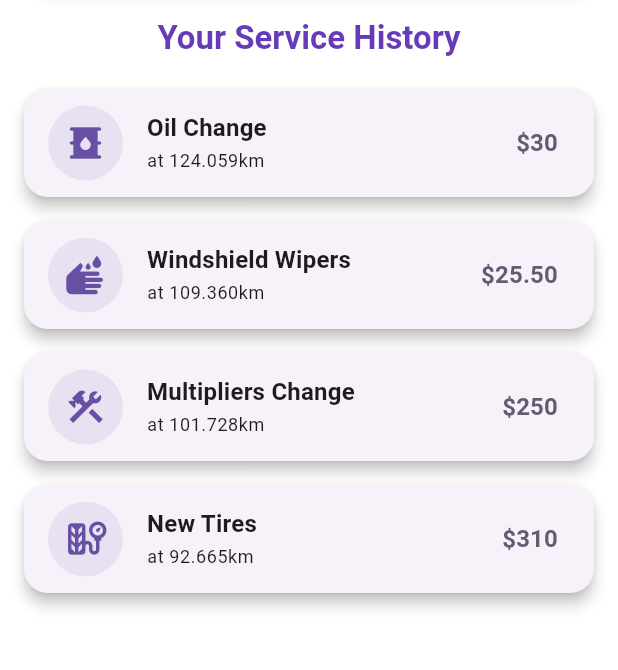
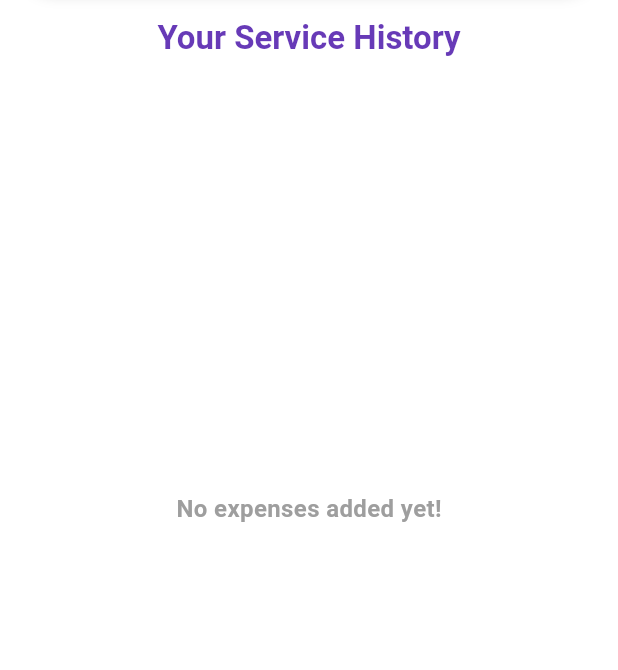
Before and after one commit to fotiskoutsikos/MyCarManager, a Flutter app: the PreviousCostsPage screen opened directly, on a phone screen of 412 x 824 dp, the part 307-977 px from its top. Run offline on Flutter 3.47's test engine with Material 3 defaults, Android fonts, the phone set to English and light mode, and no system bars; our stand-ins replace google_maps_flutter, location, shared_preferences; accounts and stored records are empty.

Commit message:
add new add_new_expense_page

```diff
--- /dev/null
+++ b/lib/data.dart
@@ -0,0 +1,4 @@
+library mycarmanager.data;
+
+// Global λίστα για τα έξοδα
+List<Map<String, dynamic>> expenses = [];
--- a/lib/previous_costs_page.dart
+++ b/lib/previous_costs_page.dart
@@ -1,4 +1,5 @@
 import 'package:flutter/material.dart';
+import 'data.dart'; // Εισαγωγή της λίστας
 
 class PreviousCostsPage extends StatelessWidget {
   const PreviousCostsPage({super.key});
@@ -63,19 +64,31 @@
 
           // List of Costs
           Expanded(
-            child: ListView(
-              padding: const EdgeInsets.symmetric(horizontal: 16),
-              children: [
-                buildCostItem(
-                    context, 'Oil Change', 'at 124.059km', '\$30', Icons.oil_barrel),
-                buildCostItem(
-                    context, 'Windshield Wipers', 'at 109.360km', '\$25.50', Icons.wash),
-                buildCostItem(context, 'Multipliers Change', 'at 101.728km', '\$250',
-                    Icons.construction),
-                buildCostItem(
-                    context, 'New Tires', 'at 92.665km', '\$310', Icons.tire_repair),
-              ],
-            ),
+            child: expenses.isEmpty
+                ? const Center(
+                    child: Text(
+                      'No expenses added yet!',
+                      style: TextStyle(
+                        fontSize: 16,
+                        fontWeight: FontWeight.bold,
+                        color: Colors.grey,
+                      ),
+                    ),
+                  )
+                : ListView.builder(
+                    padding: const EdgeInsets.symmetric(horizontal: 16),
+                    itemCount: expenses.length,
+                    itemBuilder: (context, index) {
+                      final expense = expenses[index];
+                      return buildCostItem(
+                        context,
+                        expense['type'] ?? 'Unknown',
+                        expense['description'] ?? 'No description',
+                        '\$${expense['amount'] ?? '0.0'}',
+                        Icons.attach_money,
+                      );
+                    },
+                  ),
           ),
         ],
       ),
```
Also changed, not shown: lib/add_new_expense_page.dart (+43 -4 lines).
